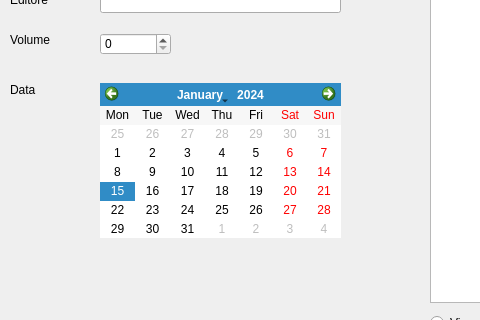
This is Progetto/paginarivista.ui in marcovirgillo/ProgettoPO as Qt 5 draws it before an edit; both pictures show x 0 to 480 and y 127 to 447 of the 1024 by 768 pixel window. The edited form follows.
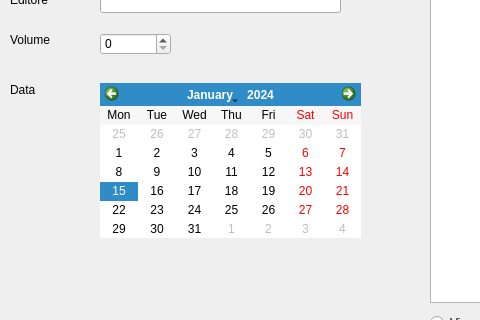
This is the edited form. The open tabs and pages were chosen to show the change.

```diff
--- a/Progetto/paginarivista.ui
+++ b/Progetto/paginarivista.ui
@@ -103,7 +103,7 @@
       <rect>
        <x>100</x>
        <y>210</y>
-       <width>241</width>
+       <width>261</width>
        <height>155</height>
       </rect>
      </property>
```
Left out of the diff: 2 changed lines with no effect on the pictures.
